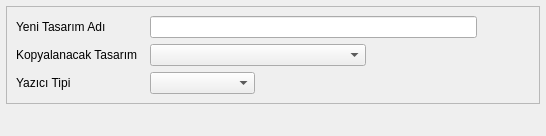
First picture: the form in TASARIMCI/tasarim_yeni_tasarim_batch.ui, repository adakteknoloji/FRAMEWORK, before the edit.
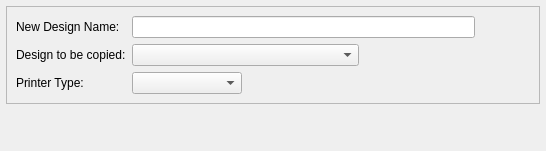
Second picture: the form after the edit.

Commit message: tasarım batch çevirisi yapıldı

```diff
--- a/TASARIMCI/tasarim_yeni_tasarim_batch.ui
+++ b/TASARIMCI/tasarim_yeni_tasarim_batch.ui
@@ -7,7 +7,7 @@
     <x>0</x>
     <y>0</y>
     <width>546</width>
-    <height>131</height>
+    <height>151</height>
    </rect>
   </property>
   <property name="sizePolicy">
@@ -47,7 +47,7 @@
          </sizepolicy>
         </property>
         <property name="text">
-         <string>Yeni Tasarım Adı</string>
+         <string>New Design Name:</string>
         </property>
        </widget>
       </item>
@@ -76,7 +76,7 @@
          </sizepolicy>
         </property>
         <property name="text">
-         <string>Kopyalanacak Tasarım  </string>
+         <string>Design to be copied:</string>
         </property>
        </widget>
       </item>
@@ -125,7 +125,7 @@
          </sizepolicy>
         </property>
         <property name="text">
-         <string>Yazıcı Tipi</string>
+         <string>Printer Type:</string>
         </property>
        </widget>
       </item>
```
The commit also changes 15 other files.
